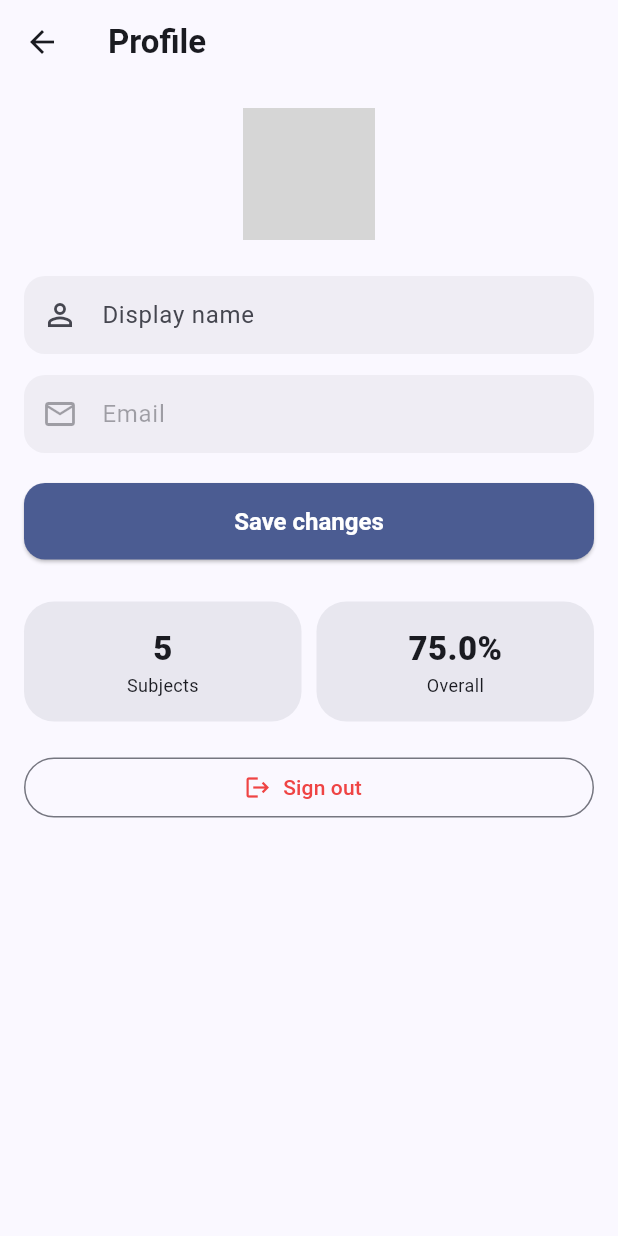
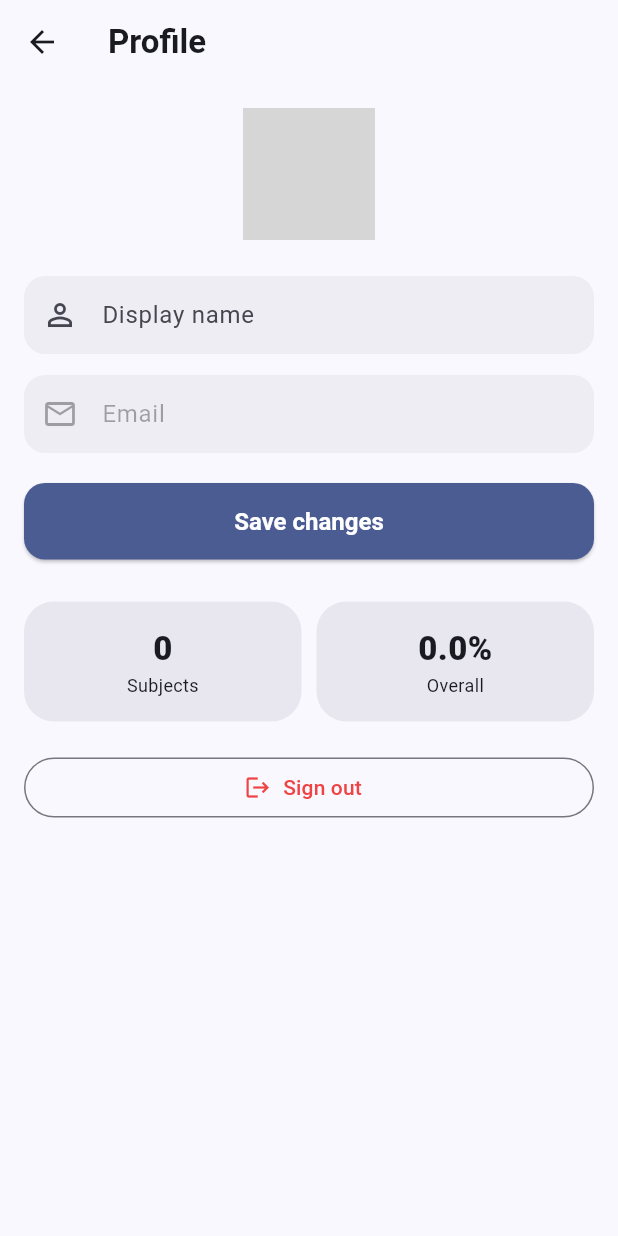
Before and after one commit to mr-guptazii/CampusTrack, a Flutter app: the screen it shows once a user with an empty profile is signed in, after a tap on the "person outline" icon, on a phone screen of 412 x 824 dp. Run offline on Flutter 3.47's test engine with Material 3 defaults, Android fonts, the phone set to English and light mode, and no system bars; our stand-ins replace cloud_firestore, connectivity_plus, csv, firebase_auth, firebase_core, firebase_messaging and 6 more; missing offline and left inert: google_sign_in_platform_interface, google_sign_in_web; accounts and stored records are empty; network calls fail; grey boxes are pictures that could not be loaded.

Commit message:
Remove auto-seeded demo subjects on login
Every login/reinstall silently added 5 fake subjects (Data
Structures, DBMS, Operating Systems, Computer Networks, Mathematics)
to any account with zero subjects, meant to make first-run empty
dashboards look populated. On the web build it created a new Firebase
Auth account (Google sign-in creates one on first use) and
immediately filled it with this fake data, which read as "my account
already has subjects I never added." Removed the seeding entirely.

```diff
--- a/lib/providers/subject_provider.dart
+++ b/lib/providers/subject_provider.dart
@@ -6,7 +6,6 @@ import '../models/subject.dart';
 import '../repositories/firebase_repository.dart';
 import '../repositories/local_repository.dart';
 import '../core/services/connectivity_service.dart';
-import '../core/constants/app_constants.dart';
 
 /// Offline-first subject list. Reads/writes hit Hive immediately (so the UI
 /// never blocks on network); Firestore is synced opportunistically whenever
@@ -193,25 +192,6 @@ class SubjectProvider extends ChangeNotifier {
     }
   }
 
-  /// Seeds realistic demo subjects for first-time users so the dashboard,
-  /// analytics and bunk calculator aren't empty on first launch.
-  Future<void> seedDemoDataIfEmpty() async {
-    if (_subjects.isNotEmpty) return;
-    final now = DateTime.now();
-    final demo = [
-      Subject(id: _uuid.v4(), name: 'Data Structures', code: 'CS201', faculty: 'Dr. R. Sharma', attended: 21, total: 26, targetPercentage: 75, colorValue: SubjectColors.options[0], icon: 'code', updatedAt: now),
-      Subject(id: _uuid.v4(), name: 'DBMS', code: 'CS202', faculty: 'Prof. A. Verma', attended: 17, total: 24, targetPercentage: 75, colorValue: SubjectColors.options[1], icon: 'science', updatedAt: now),
-      Subject(id: _uuid.v4(), name: 'Operating Systems', code: 'CS203', faculty: 'Dr. K. Iyer', attended: 14, total: 22, targetPercentage: 75, colorValue: SubjectColors.options[2], icon: 'architecture', updatedAt: now),
-      Subject(id: _uuid.v4(), name: 'Computer Networks', code: 'CS204', faculty: 'Prof. S. Nair', attended: 18, total: 25, targetPercentage: 75, colorValue: SubjectColors.options[3], icon: 'public', updatedAt: now),
-      Subject(id: _uuid.v4(), name: 'Mathematics', code: 'MA201', faculty: 'Dr. P. Menon', attended: 23, total: 27, targetPercentage: 75, colorValue: SubjectColors.options[4], icon: 'calculate', updatedAt: now),
-    ];
-    _subjects = demo;
-    notifyListeners();
-    for (final s in demo) {
-      await _persist(s);
-    }
-  }
-
   Subject? byId(String id) {
     try {
       return _subjects.firstWhere((s) => s.id == id);
--- a/lib/screens/main_shell_screen.dart
+++ b/lib/screens/main_shell_screen.dart
@@ -35,9 +35,6 @@ class _MainShellScreenState extends State<MainShellScreen> {
     super.initState();
     WidgetsBinding.instance.addPostFrameCallback((_) async {
       final subjectProvider = context.read<SubjectProvider>();
-      // Must complete before the empty-check below, otherwise a returning
-      // user's real Firestore data may not have loaded yet and this would
-      // incorrectly seed demo subjects into their account.
       await subjectProvider.syncWithRemote();
       // TimetableProvider's constructor also fires a sync at app bootstrap,
       // but FirebaseAuth's persisted session may not have resolved yet at
@@ -47,7 +44,6 @@ class _MainShellScreenState extends State<MainShellScreen> {
         await context.read<TimetableProvider>().syncWithRemote();
       }
       subjectProvider.startListening();
-      await subjectProvider.seedDemoDataIfEmpty();
       if (mounted) {
         await context.read<AttendanceProvider>().init();
       }
```
